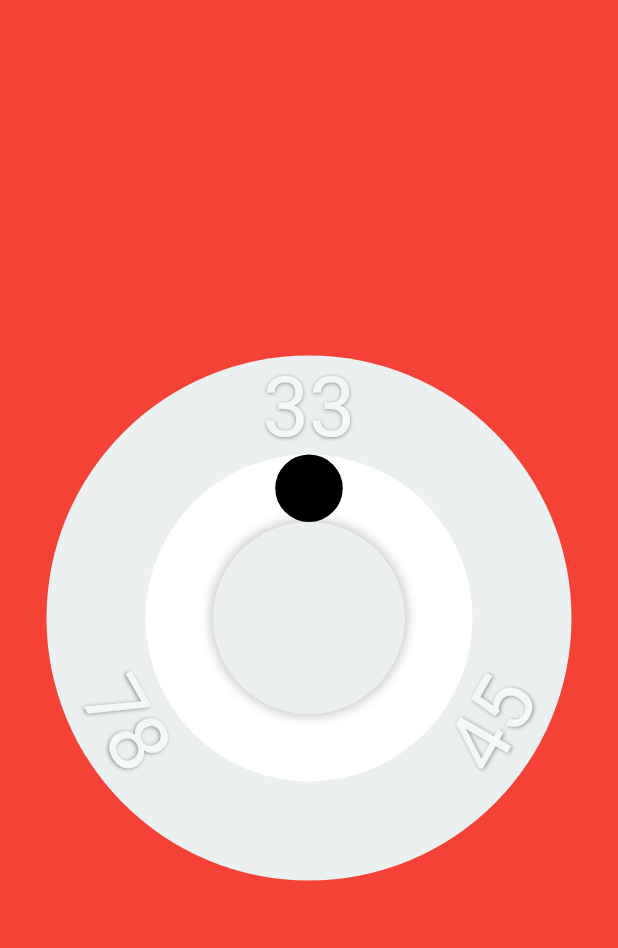
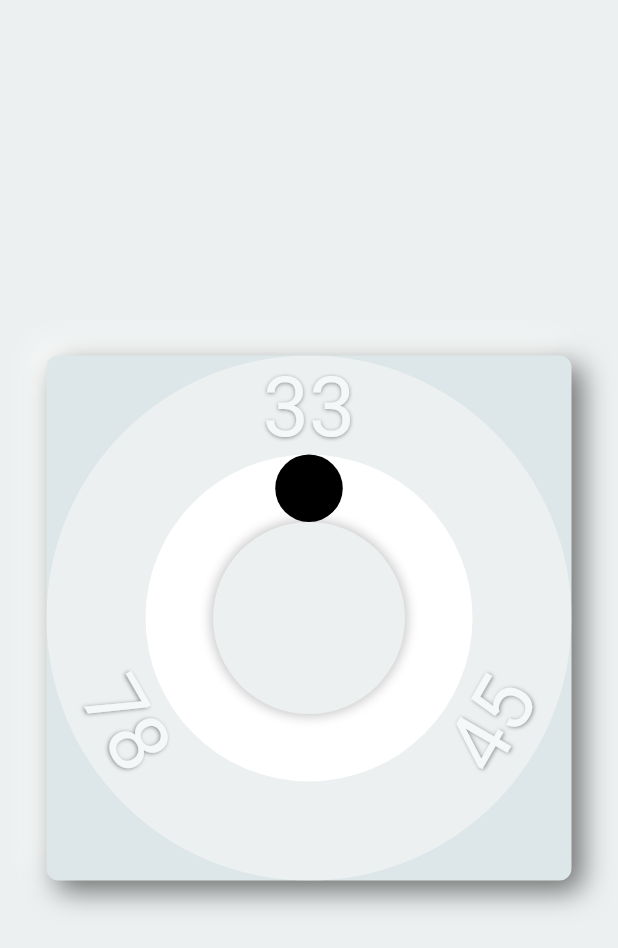
Before and after one commit to hbock-42/platinette, a Flutter app: the screen it shows after launch, on a phone screen of 412 x 824 dp. Shown: the top 948 px of the screen. Run offline on Flutter 3.47's test engine with Material 2 defaults, Android fonts, the phone set to English and light mode, and no system bars; drawn by our look-alikes of flutter_neumorphic; our stand-ins replace bloc, equatable, flutter_bloc, freezed_annotation, lottie; missing offline and left inert: file_chooser, main_color; generated files the repository leaves out were written again; statements that could not run were skipped.

```diff
--- a/packages/vinyl_viewer/lib/main.dart
+++ b/packages/vinyl_viewer/lib/main.dart
@@ -2,6 +2,7 @@ import 'package:flutter/material.dart';
 import 'package:vinyl_viewer/widgets/platinette_button/player_button.dart';
 
 import 'pages/main-page.dart';
+import 'theme/main_theme.dart';
 
 void main() {
   runApp(MyApp());
@@ -11,7 +12,8 @@ class MyApp extends StatelessWidget {
   @override
   Widget build(BuildContext context) {
     return MaterialApp(
-      home: Material(child: MainPage()),
+      home: Material(
+          child: Container(color: AppTheme.whiteFake, child: MainPage())),
     );
   }
 }
--- a/packages/vinyl_viewer/lib/pages/main-page.dart
+++ b/packages/vinyl_viewer/lib/pages/main-page.dart
@@ -3,6 +3,7 @@ import 'package:flutter_bloc/flutter_bloc.dart';
 import 'package:flutter_neumorphic/flutter_neumorphic.dart';
 import 'package:vinyl_viewer/blocs/platinette/platinette_bloc.dart';
 import 'package:vinyl_viewer/blocs/player/player_bloc.dart';
+import 'package:vinyl_viewer/theme/main_theme.dart';
 import 'package:vinyl_viewer/widgets/button_bar.dart';
 import 'package:vinyl_viewer/widgets/button_hover.dart';
 import 'package:vinyl_viewer/widgets/platinette_button/player_button.dart';
@@ -20,7 +21,13 @@ class MainPage extends StatelessWidget {
             create: (BuildContext context) => PlayerBloc()),
       ],
       // child: Container(),
-      child: PlayerButton(diameter: 350, dotDiameter: 45),
+      child: UnconstrainedBox(
+        child: Neumorphic(
+            boxShape: NeumorphicBoxShape.roundRect(
+                borderRadius: BorderRadius.circular(350)),
+            style: AppTheme.neumorphic,
+            child: PlayerButton(diameter: 350, dotDiameter: 45)),
+      ),
       //   child: BlocBuilder<PlatinetteBloc, PlatinetteState>(
       //     builder: (BuildContext context, PlatinetteState state) {
       //       return Stack(
--- a/packages/vinyl_viewer/lib/theme/main_theme.dart
+++ b/packages/vinyl_viewer/lib/theme/main_theme.dart
@@ -1,9 +1,11 @@
 import 'package:flutter/material.dart';
+import 'package:flutter_neumorphic/flutter_neumorphic.dart';
 
 class AppTheme {
   static const Color red = const Color.fromRGBO(246, 88, 106, 1);
   static const Color blue = const Color.fromRGBO(120, 148, 196, 1);
-  static const Color whiteFake = const Color.fromRGBO(245, 247, 252, 1);
+  static const Color whiteFake = const Color.fromRGBO(236, 240, 240, 1);
+  // static const Color whiteFake = const Color.fromRGBO(226, 230, 230, 1);
   static final BorderRadius borderRadius = BorderRadius.circular(6);
 
   static TextTheme whiteText = TextTheme(
@@ -74,4 +76,11 @@ class AppTheme {
       fontWeight: FontWeight.w500,
     ),
   );
+
+  static NeumorphicStyle neumorphic = NeumorphicStyle(
+    shape: NeumorphicShape.flat,
+    depth: 13,
+    lightSource: LightSource.topLeft,
+    intensity: 1,
+  );
 }
--- a/packages/vinyl_viewer/lib/widgets/platinette_button/player_button.dart
+++ b/packages/vinyl_viewer/lib/widgets/platinette_button/player_button.dart
@@ -2,6 +2,7 @@ import 'dart:math' as math;
 import 'package:flutter/material.dart';
 import 'package:flutter_bloc/flutter_bloc.dart';
 import 'package:vinyl_viewer/blocs/player/player_bloc.dart';
+import 'package:vinyl_viewer/theme/main_theme.dart';
 import 'package:vinyl_viewer/widgets/need_make_package/animated_rotation.dart';
 
 class PlayerButton extends StatefulWidget {
@@ -18,7 +19,7 @@ class PlayerButton extends StatefulWidget {
 }
 
 class _PlayerButtonState extends State<PlayerButton> {
-  static const Color _color1 = Color(0xFFECF0F0);
+  static const Color _color1 = AppTheme.whiteFake;
   static TextStyle _textStyle = TextStyle(
     color: Color(0xFFF4F8F8),
     fontSize: 55,
@@ -44,8 +45,6 @@ class _PlayerButtonState extends State<PlayerButton> {
   Widget build(BuildContext context) {
     return BlocListener<PlayerBloc, PlayerState>(
       listener: _onPlayerStateChange,
-      child: Container(
-        color: Colors.red,
       child: UnconstrainedBox(
         child: LimitedBox(
           maxWidth: widget.diameter,
@@ -57,7 +56,6 @@ class _PlayerButtonState extends State<PlayerButton> {
             _buildInnerCirle(),
             ..._buildTexts(),
           ]),
-          ),
         ),
       ),
     );
```
Lines whose indentation alone changed are shown as unchanged.
